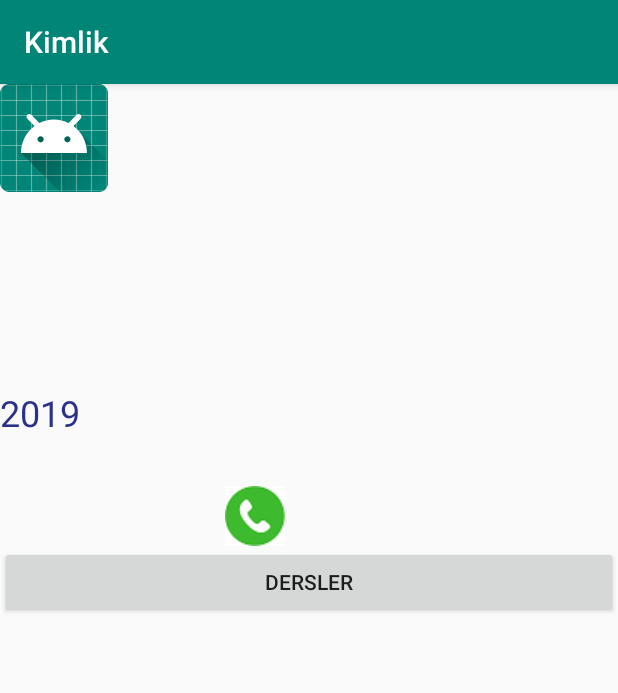
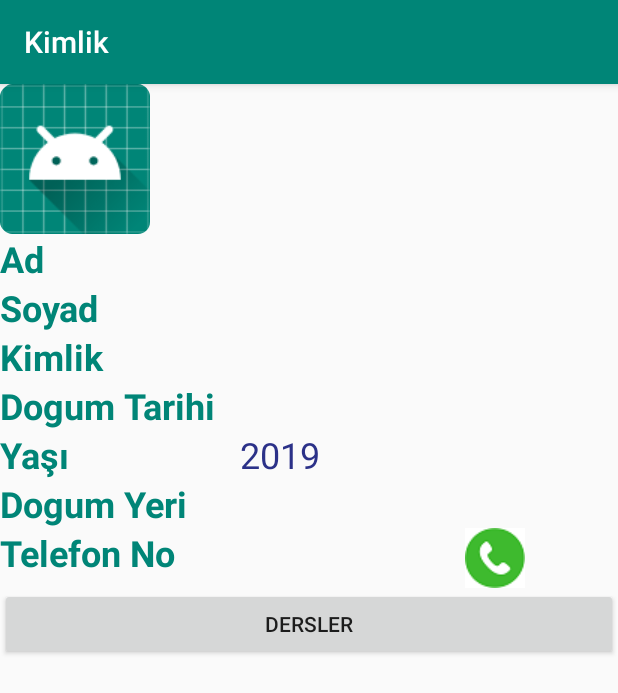
Before and after one commit to doguskukul/15011055_BilgilikMobilUygulama, an Android app: the sayfa2 screen opened directly, with no data from a screen before it, on a phone screen of 412 x 824 dp. Shown: the top 693 px of the screen. Run offline under Robolectric (Android 15) with nearby library versions, the light colour scheme and no system bars; 1 statement that could not run was skipped.

Commit message:
activity2xml düzenlendi, tarihe birtek calendardan giriş yapılıyo

```diff
--- a/app/src/main/java/com/example/deneme/MainActivity.java
+++ b/app/src/main/java/com/example/deneme/MainActivity.java
@@ -22,7 +22,7 @@ import java.io.InputStream;
 import java.util.Calendar;
 
 public class MainActivity extends AppCompatActivity {
-    EditText txtInputName,txtInputSurname,txtInputID,txtInputDate,txtInputPlace,txtInputPhone,txtInputYear;
+    EditText txtInputName,txtInputSurname,txtInputID,txtInputDate,txtInputPlace,txtInputPhone;
     int counter;
     String year2;
     @Override
@@ -35,9 +35,10 @@ public class MainActivity extends AppCompatActivity {
         txtInputName = (EditText) this.findViewById(R.id.editName);
         txtInputSurname = (EditText) this.findViewById(R.id.editSurname);
         txtInputID = (EditText) this.findViewById(R.id.editID);
-        txtInputDate = (EditText) this.findViewById(R.id.editDate);
+        txtInputDate = (EditText) this.findViewById(R.id.editDate);z
         txtInputPlace = (EditText) this.findViewById(R.id.editPlace);
         txtInputPhone = (EditText) this.findViewById(R.id.editPhone);
+        txtInputDate.setKeyListener(null);
 
         if(savedInstanceState != null){
             String message = savedInstanceState.getString("msj");
--- a/app/src/main/res/layout/activity_sayfa2.xml
+++ b/app/src/main/res/layout/activity_sayfa2.xml
@@ -11,12 +11,35 @@
         android:layout_height="match_parent"
         android:orientation="vertical">
 
+        <LinearLayout
+            android:layout_width="match_parent"
+            android:layout_height="wrap_content"
+            android:orientation="horizontal">
+
             <ImageView
                 android:id="@+id/imagePhoto_p2"
-            android:layout_width="wrap_content"
-            android:layout_height="wrap_content"
+                android:layout_width="100dp"
+                android:layout_height="100dp"
                 app:srcCompat="@mipmap/ic_launcher_round"
                 tools:srcCompat="@mipmap/ic_launcher_round" />
+
+        </LinearLayout>
+
+        <LinearLayout
+            android:layout_width="match_parent"
+            android:layout_height="wrap_content"
+            android:orientation="horizontal">
+
+            <TextView
+                android:id="@+id/textViewName_p2"
+                android:layout_width="160dp"
+                android:layout_height="wrap_content"
+                android:layout_weight="0"
+                android:text="@string/ad"
+                android:textColor="@color/colorPrimary"
+                android:textColorLink="@color/colorPrimary"
+                android:textSize="24sp"
+                android:textStyle="bold" />
 
             <TextView
                 android:id="@+id/textName_p2"
@@ -24,7 +47,25 @@
                 android:layout_height="wrap_content"
                 android:text="@string/ad"
                 android:textColor="@color/colorPrimaryDark"
+                android:textColorLink="@color/colorPrimary"
                 android:textSize="24sp" />
+        </LinearLayout>
+
+        <LinearLayout
+            android:layout_width="match_parent"
+            android:layout_height="wrap_content"
+            android:orientation="horizontal">
+
+            <TextView
+                android:id="@+id/textViewSurname_p2"
+                android:layout_width="160dp"
+                android:layout_height="wrap_content"
+                android:layout_weight="0"
+                android:text="@string/soyad"
+                android:textColor="@color/colorPrimary"
+                android:textColorLink="@color/colorPrimary"
+                android:textSize="24sp"
+                android:textStyle="bold" />
 
             <TextView
                 android:id="@+id/textSurname_p2"
@@ -33,6 +74,22 @@
                 android:text="@string/soyad"
                 android:textColor="@color/colorPrimaryDark"
                 android:textSize="24sp" />
+        </LinearLayout>
+
+        <LinearLayout
+            android:layout_width="match_parent"
+            android:layout_height="wrap_content"
+            android:orientation="horizontal">
+
+            <TextView
+                android:id="@+id/textViewID_p2"
+                android:layout_width="160dp"
+                android:layout_height="wrap_content"
+                android:layout_weight="0"
+                android:text="@string/app_name"
+                android:textColor="@color/colorPrimary"
+                android:textSize="24sp"
+                android:textStyle="bold" />
 
             <TextView
                 android:id="@+id/textID_p2"
@@ -41,6 +98,22 @@
                 android:text="@string/app_name"
                 android:textColor="@color/colorPrimaryDark"
                 android:textSize="24sp" />
+        </LinearLayout>
+
+        <LinearLayout
+            android:layout_width="match_parent"
+            android:layout_height="wrap_content"
+            android:orientation="horizontal">
+
+            <TextView
+                android:id="@+id/textViewDate_p2"
+                android:layout_width="160dp"
+                android:layout_height="wrap_content"
+                android:layout_weight="0"
+                android:text="@string/dogumtarihi"
+                android:textColor="@color/colorPrimary"
+                android:textSize="24sp"
+                android:textStyle="bold" />
 
             <TextView
                 android:id="@+id/textDate_p2"
@@ -49,6 +122,22 @@
                 android:text="@string/dogumtarihi"
                 android:textColor="@color/colorPrimaryDark"
                 android:textSize="24sp" />
+        </LinearLayout>
+
+        <LinearLayout
+            android:layout_width="match_parent"
+            android:layout_height="wrap_content"
+            android:orientation="horizontal">
+
+            <TextView
+                android:id="@+id/textViewAge_p2"
+                android:layout_width="160dp"
+                android:layout_height="wrap_content"
+                android:layout_weight="0"
+                android:text="@string/yas"
+                android:textColor="@color/colorPrimary"
+                android:textSize="24sp"
+                android:textStyle="bold" />
 
             <TextView
                 android:id="@+id/textYear_p2"
@@ -57,6 +146,22 @@
                 android:text="@string/yas"
                 android:textColor="@color/colorPrimaryDark"
                 android:textSize="24sp" />
+        </LinearLayout>
+
+        <LinearLayout
+            android:layout_width="match_parent"
+            android:layout_height="wrap_content"
+            android:orientation="horizontal">
+
+            <TextView
+                android:id="@+id/textViewPlace_p2"
+                android:layout_width="160dp"
+                android:layout_height="wrap_content"
+                android:layout_weight="0"
+                android:text="@string/dogumyeri"
+                android:textColor="@color/colorPrimary"
+                android:textSize="24sp"
+                android:textStyle="bold" />
 
             <TextView
                 android:id="@+id/textPlace_p2"
@@ -65,11 +170,22 @@
                 android:text="@string/dogumyeri"
                 android:textColor="@color/colorPrimaryDark"
                 android:textSize="24sp" />
+        </LinearLayout>
 
         <LinearLayout
             android:layout_width="match_parent"
             android:layout_height="wrap_content"
             android:orientation="horizontal">
+
+            <TextView
+                android:id="@+id/textViewPhone_p2"
+                android:layout_width="160dp"
+                android:layout_height="wrap_content"
+                android:layout_weight="0"
+                android:text="@string/telefonno"
+                android:textColor="@color/colorPrimary"
+                android:textSize="24sp"
+                android:textStyle="bold" />
 
             <TextView
                 android:id="@+id/textPhone_p2"
```
Lines whose indentation alone changed are shown as unchanged.
